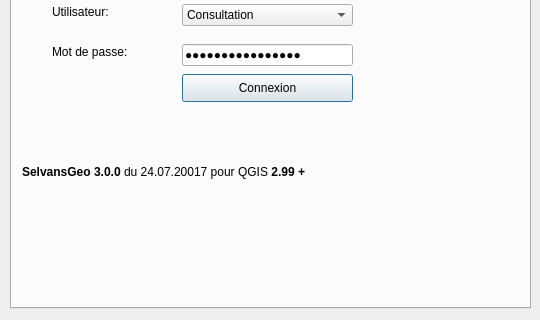
The window that ui_selvansgeo.ui (sitn/SelvansGeo) describes before a commit, drawn with Qt 5; both pictures show x 0 to 540 and y 282 to 602 of the 540 by 602 pixel window.
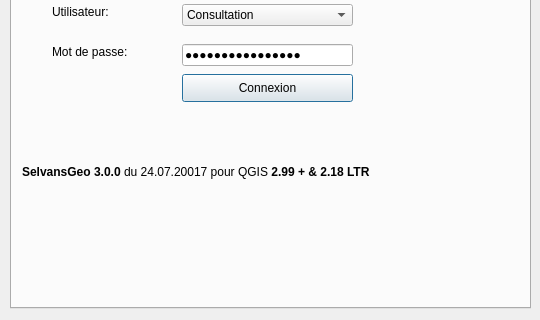
The same window after the commit.

```diff
--- a/ui_selvansgeo.ui
+++ b/ui_selvansgeo.ui
@@ -286,7 +286,7 @@
          </rect>
         </property>
         <property name="text">
-         <string>&lt;html&gt;&lt;head/&gt;&lt;body&gt;&lt;p&gt;&lt;span style=&quot; font-weight:600;&quot;&gt;SelvansGeo 3.0.0&lt;/span&gt; du 24.07.20017 pour QGIS &lt;span style=&quot; font-weight:600;&quot;&gt;2.99 +&lt;/span&gt;&lt;/p&gt;&lt;/body&gt;&lt;/html&gt;</string>
+         <string>&lt;html&gt;&lt;head/&gt;&lt;body&gt;&lt;p&gt;&lt;span style=&quot; font-weight:600;&quot;&gt;SelvansGeo 3.0.0&lt;/span&gt; du 24.07.20017 pour QGIS &lt;span style=&quot; font-weight:600;&quot;&gt;2.99 + &amp;amp; 2.18 LTR&lt;/span&gt;&lt;/p&gt;&lt;/body&gt;&lt;/html&gt;</string>
         </property>
        </widget>
       </widget>
```
